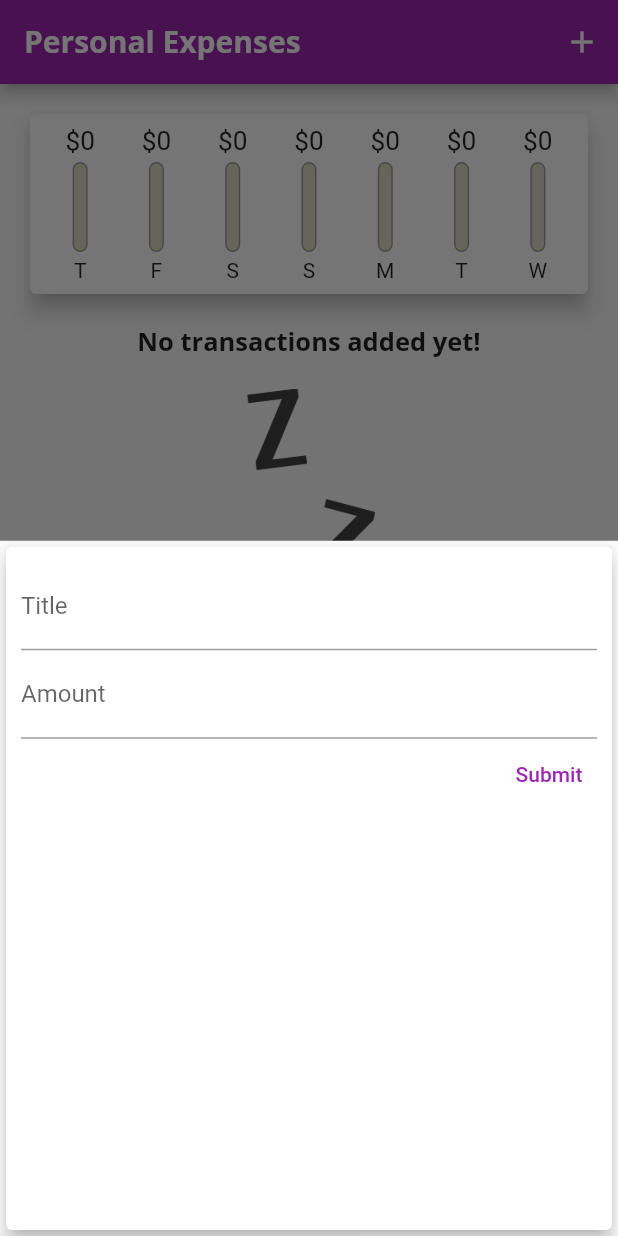
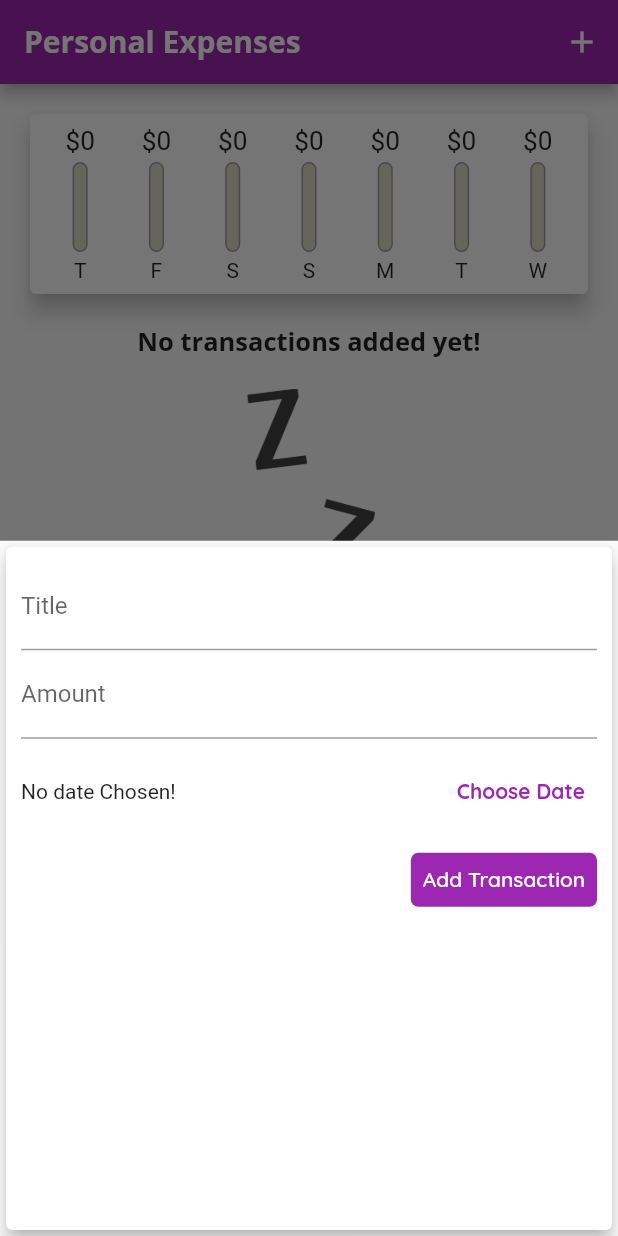
Before and after one commit to TadasPaulauskas/personal_expenses, a Flutter app: the screen it shows after launch, after a tap on the "add" icon, on a phone screen of 412 x 824 dp. Run offline on Flutter 3.47's test engine with Material 2 defaults, Android fonts, the phone set to English and light mode, and no system bars.

Commit message:
added _deleteTransaction with checks

```diff
--- a/lib/main.dart
+++ b/lib/main.dart
@@ -16,12 +16,16 @@ class MyApp extends StatelessWidget {
       theme: ThemeData(
         primarySwatch: Colors.purple,
         accentColor: Colors.amber,
+        errorColor: Colors.red,
         fontFamily: 'Quicksand',
         textTheme: ThemeData.light().textTheme.copyWith(
               headline6: const TextStyle(
                 fontFamily: 'OpenSans',
                 fontSize: 17,
                 fontWeight: FontWeight.bold,
+              ),
+              button: const TextStyle(
+                color: Colors.white,
               ),
             ),
         appBarTheme: const AppBarTheme(
@@ -32,13 +36,13 @@ class MyApp extends StatelessWidget {
           ),
         ),
       ),
-      home: MyHomePage(),
+      home: const MyHomePage(),
     );
   }
 }
 
 class MyHomePage extends StatefulWidget {
-  MyHomePage({super.key});
+  const MyHomePage({super.key});
 
   @override
   State<MyHomePage> createState() => _MyHomePageState();
@@ -68,12 +72,13 @@ class _MyHomePageState extends State<MyHomePage> {
     }).toList();
   }
 
-  void _addNewTransaction(String txTitle, double txAmount) {
+  void _addNewTransaction(
+      String txTitle, double txAmount, DateTime chosenDate) {
     final newTx = Transaction(
       id: DateTime.now().toString(),
       title: txTitle,
       amount: txAmount,
-      date: DateTime.now(),
+      date: chosenDate,
     );
 
     setState(() {
@@ -92,6 +97,12 @@ class _MyHomePageState extends State<MyHomePage> {
         );
       },
     );
+  }
+
+  void _deleteTransaction(String id) {
+    setState(() {
+      _userTransactions.removeWhere((tx) => tx.id == id);
+    });
   }
 
   @override
@@ -114,7 +125,10 @@ class _MyHomePageState extends State<MyHomePage> {
           crossAxisAlignment: CrossAxisAlignment.stretch,
           children: [
             Chart(recentTransactions: _recentTransactions),
-            TransactionList(transactions: _userTransactions),
+            TransactionList(
+              transactions: _userTransactions,
+              deleteTx: _deleteTransaction,
+            ),
           ],
         ),
       ),
--- a/lib/widgets/new_transaction.dart
+++ b/lib/widgets/new_transaction.dart
@@ -1,4 +1,5 @@
 import 'package:flutter/material.dart';
+import 'package:intl/intl.dart';
 
 class NewTransaction extends StatefulWidget {
   final Function addTx;
@@ -10,24 +11,45 @@ class NewTransaction extends StatefulWidget {
 }
 
 class _NewTransactionState extends State<NewTransaction> {
-  final titleController = TextEditingController();
+  final _titleController = TextEditingController();
+  final _amountController = TextEditingController();
+  DateTime? _selectedDate;
 
-  final amountController = TextEditingController();
+  void _submitData() {
+    if (_amountController.text.isEmpty) {
+      return;
+    }
 
-  void submitData() {
-    final enteredTitle = titleController.text;
-    final enteredAmount = double.parse(amountController.text);
+    final enteredTitle = _titleController.text;
+    final enteredAmount = double.parse(_amountController.text);
 
-    if (enteredTitle.isEmpty || enteredAmount <= 0) {
+    if (enteredTitle.isEmpty || enteredAmount <= 0 || _selectedDate == null) {
       return;
     }
 
     widget.addTx(
       enteredTitle,
       enteredAmount,
+      _selectedDate,
     );
 
     Navigator.of(context).pop();
+  }
+
+  void _presentDatePicker() {
+    showDatePicker(
+      context: context,
+      initialDate: DateTime.now(),
+      firstDate: DateTime(2022),
+      lastDate: DateTime.now(),
+    ).then((pickedDate) {
+      if (pickedDate == null) {
+        return;
+      }
+      setState(() {
+        _selectedDate = pickedDate;
+      });
+    });
   }
 
   @override
@@ -41,29 +63,55 @@ class _NewTransactionState extends State<NewTransaction> {
           children: [
             TextField(
               decoration: const InputDecoration(labelText: 'Title'),
-              controller: titleController,
-              onSubmitted: (_) => submitData(),
+              controller: _titleController,
+              onSubmitted: (_) => _submitData(),
               // onChanged: (value) {
               //   titleInput = value;
               // },
             ),
             TextField(
               decoration: const InputDecoration(labelText: 'Amount'),
-              controller: amountController,
+              controller: _amountController,
               keyboardType: TextInputType.number,
-              onSubmitted: (_) => submitData(),
+              onSubmitted: (_) => _submitData(),
+            ),
+            Container(
+              height: 70,
+              child: Row(
+                children: [
+                  Expanded(
+                    child: Text(
+                      _selectedDate == null
+                          ? 'No date Chosen!'
+                          : 'Picked Date: ${DateFormat.yMd().format(_selectedDate!)}',
+                    ),
+                  ),
+                  TextButton(
+                    style: TextButton.styleFrom(
+                      foregroundColor: Theme.of(context).primaryColor,
+                    ),
+                    onPressed: _presentDatePicker,
+                    child: const Text(
+                      'Choose Date',
+                      style: TextStyle(
+                        fontWeight: FontWeight.bold,
+                      ),
+                    ),
+                  ),
+                ],
+              ),
             ),
             TextButton(
               style: TextButton.styleFrom(
-                //backgroundColor: Colors.amber,
-                foregroundColor: Colors.purple,
+                backgroundColor: Theme.of(context).primaryColor,
+                foregroundColor: Theme.of(context).textTheme.button?.color,
                 shape: RoundedRectangleBorder(
                   borderRadius: BorderRadius.circular(5),
                 ),
                 //elevation: 5,
               ),
-              onPressed: submitData,
-              child: const Text('Submit'),
+              onPressed: _submitData,
+              child: const Text('Add Transaction'),
             ),
           ],
         ),
--- a/lib/widgets/transaction_list.dart
+++ b/lib/widgets/transaction_list.dart
@@ -3,14 +3,19 @@ import 'package:intl/intl.dart';
 import '../models/transaction.dart';
 
 class TransactionList extends StatelessWidget {
-  const TransactionList({super.key, required this.transactions});
+  final List<Transaction> transactions;
+  final Function deleteTx;
 
-  final List<Transaction> transactions;
+  const TransactionList({
+    super.key,
+    required this.transactions,
+    required this.deleteTx,
+  });
 
   @override
   Widget build(BuildContext context) {
     return Container(
-      height: 300,
+      height: 500,
       child: transactions.isEmpty
           ? Column(
               children: [
@@ -62,6 +67,11 @@ class TransactionList extends StatelessWidget {
                         fontSize: 12,
                         color: Colors.grey,
                       ),
+                    ),
+                    trailing: IconButton(
+                      icon: const Icon(Icons.delete),
+                      color: Theme.of(context).errorColor,
+                      onPressed: () => deleteTx(transactions[index].id),
                     ),
                   ),
                 );
```
